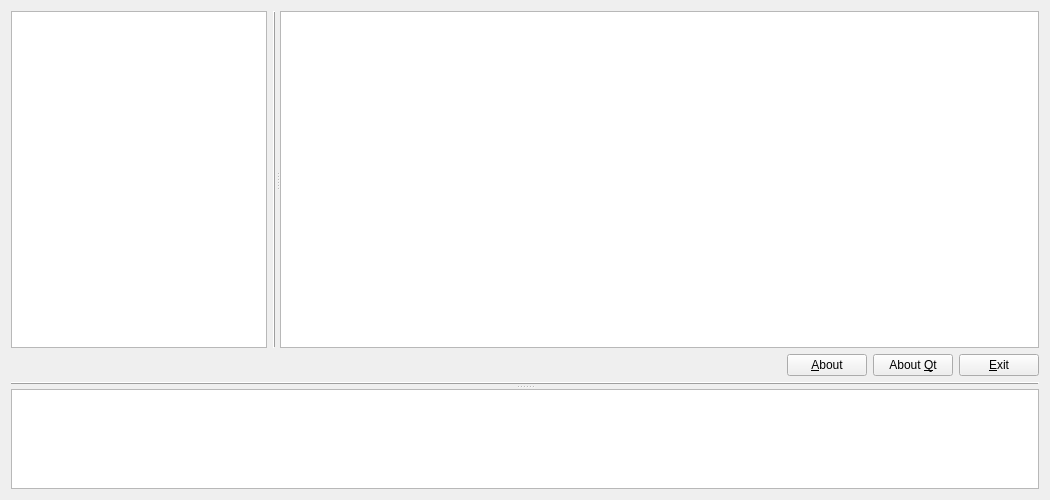
First picture: the form in main_window.ui, repository olgerd27/files_informer, before the edit.
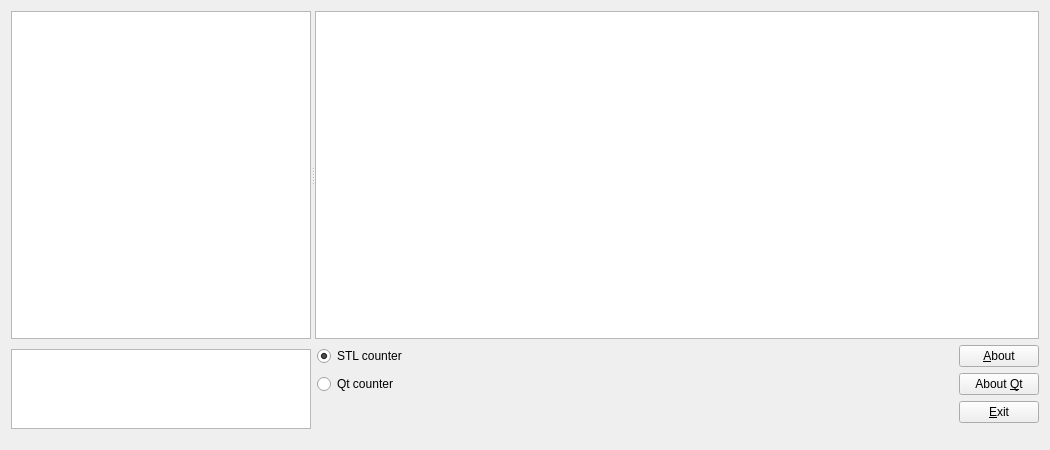
Second picture: the form after the edit. Custom widgets are drawn as their Qt base class.

Commit message: Add radio buttons for checking a method of counting lines. Improve the UI - replace some widgets and make more expected widgets behaviour when the window resized by user.

The edit to the form file:
```diff
--- a/main_window.ui
+++ b/main_window.ui
@@ -7,42 +7,44 @@
     <x>0</x>
     <y>0</y>
     <width>1050</width>
-    <height>500</height>
+    <height>450</height>
    </rect>
   </property>
+  <property name="sizePolicy">
+   <sizepolicy hsizetype="Preferred" vsizetype="Expanding">
+    <horstretch>0</horstretch>
+    <verstretch>0</verstretch>
+   </sizepolicy>
+  </property>
   <property name="windowTitle">
    <string>File Informer</string>
   </property>
   <property name="locale">
    <locale language="Russian" country="Ukraine"/>
   </property>
-  <layout class="QVBoxLayout" name="verticalLayout_4">
-   <item>
-    <widget class="QSplitter" name="splitter_2">
-     <property name="orientation">
-      <enum>Qt::Vertical</enum>
-     </property>
-     <widget class="QWidget" name="layoutWidget">
-      <layout class="QVBoxLayout" name="verticalLayout_3">
-       <item>
+  <layout class="QGridLayout" name="gridLayout_2">
+   <item row="0" column="0" colspan="2">
         <widget class="QSplitter" name="splitter">
+     <property name="minimumSize">
+      <size>
+       <width>800</width>
+       <height>0</height>
+      </size>
+     </property>
          <property name="orientation">
           <enum>Qt::Horizontal</enum>
          </property>
-         <widget class="QWidget" name="layoutWidget">
-          <layout class="QHBoxLayout" name="horizontalLayout">
-           <item>
             <widget class="DirTree" name="m_leftTreeDirs">
              <property name="sizePolicy">
-              <sizepolicy hsizetype="Expanding" vsizetype="Expanding">
+       <sizepolicy hsizetype="Fixed" vsizetype="Expanding">
                <horstretch>0</horstretch>
-               <verstretch>0</verstretch>
+        <verstretch>1</verstretch>
               </sizepolicy>
              </property>
              <property name="minimumSize">
               <size>
-               <width>200</width>
-               <height>0</height>
+        <width>300</width>
+        <height>200</height>
               </size>
              </property>
              <property name="sizeAdjustPolicy">
@@ -52,30 +54,17 @@
               <bool>false</bool>
              </attribute>
             </widget>
-           </item>
-           <item>
-            <widget class="Line" name="line">
-             <property name="frameShadow">
-              <enum>QFrame::Raised</enum>
-             </property>
-             <property name="orientation">
-              <enum>Qt::Vertical</enum>
-             </property>
-            </widget>
-           </item>
-          </layout>
-         </widget>
          <widget class="QTableView" name="m_rightTableInfo">
           <property name="sizePolicy">
-           <sizepolicy hsizetype="Preferred" vsizetype="Expanding">
+       <sizepolicy hsizetype="Expanding" vsizetype="Expanding">
             <horstretch>1</horstretch>
-            <verstretch>0</verstretch>
+        <verstretch>1</verstretch>
            </sizepolicy>
           </property>
           <property name="minimumSize">
            <size>
-            <width>300</width>
-            <height>0</height>
+        <width>600</width>
+        <height>200</height>
            </size>
           </property>
           <property name="sizeAdjustPolicy">
@@ -105,71 +94,140 @@
          </widget>
         </widget>
        </item>
+   <item row="1" column="0">
+    <layout class="QVBoxLayout" name="verticalLayout">
        <item>
-        <layout class="QHBoxLayout" name="m_cmdlLayout">
+      <widget class="QListView" name="m_bottomListSummary">
+       <property name="sizePolicy">
+        <sizepolicy hsizetype="Fixed" vsizetype="Fixed">
+         <horstretch>0</horstretch>
+         <verstretch>0</verstretch>
+        </sizepolicy>
+       </property>
+       <property name="minimumSize">
+        <size>
+         <width>300</width>
+         <height>80</height>
+        </size>
+       </property>
+       <property name="maximumSize">
+        <size>
+         <width>300</width>
+         <height>80</height>
+        </size>
+       </property>
+      </widget>
+     </item>
          <item>
-          <spacer name="m_cmdSpacer">
+      <spacer name="verticalSpacer">
            <property name="orientation">
-            <enum>Qt::Horizontal</enum>
-           </property>
+        <enum>Qt::Vertical</enum>
+       </property>
+       <property name="sizeType">
+        <enum>QSizePolicy::Fixed</enum>
+       </property>
            <property name="sizeHint" stdset="0">
             <size>
-             <width>40</width>
-             <height>20</height>
+         <width>20</width>
+         <height>6</height>
             </size>
            </property>
           </spacer>
          </item>
-         <item>
-          <widget class="QPushButton" name="m_cmdAbout">
+    </layout>
+   </item>
+   <item row="1" column="1">
+    <layout class="QGridLayout" name="gridLayout">
+     <item row="2" column="0" rowspan="2">
+      <spacer name="verticalSpacer_2">
+       <property name="orientation">
+        <enum>Qt::Vertical</enum>
+       </property>
+       <property name="sizeType">
+        <enum>QSizePolicy::Preferred</enum>
+       </property>
+       <property name="sizeHint" stdset="0">
+        <size>
+         <width>20</width>
+         <height>10</height>
+        </size>
+       </property>
+      </spacer>
+     </item>
+     <item row="1" column="0">
+      <widget class="QRadioButton" name="m_radioQtCounter">
+       <property name="toolTip">
+        <string>&lt;html&gt;&lt;head/&gt;&lt;body&gt;&lt;p&gt;Can &lt;span style=&quot; font-weight:600;&quot;&gt;operate cyrillic symbols&lt;/span&gt; in files path/name, but perform a &lt;span style=&quot; font-weight:600;&quot;&gt;more slowly&lt;/span&gt; lines counting&lt;/p&gt;&lt;/body&gt;&lt;/html&gt;</string>
+       </property>
            <property name="text">
-            <string>&amp;About</string>
+        <string>Qt counter</string>
            </property>
           </widget>
          </item>
-         <item>
+     <item row="0" column="0">
+      <widget class="QRadioButton" name="m_radioSTLCounter">
+       <property name="toolTip">
+        <string>&lt;html&gt;&lt;head/&gt;&lt;body&gt;&lt;p&gt;Perform a &lt;span style=&quot; font-weight:600;&quot;&gt;faster&lt;/span&gt; lines counting, but &lt;span style=&quot; font-weight:600;&quot;&gt;cannot operate cyrillic symbols&lt;/span&gt; in files path/name&lt;/p&gt;&lt;/body&gt;&lt;/html&gt;</string>
+       </property>
+       <property name="text">
+        <string>STL counter</string>
+       </property>
+       <property name="checked">
+        <bool>true</bool>
+       </property>
+      </widget>
+     </item>
+     <item row="3" column="2">
+      <spacer name="verticalSpacer_3">
+       <property name="orientation">
+        <enum>Qt::Vertical</enum>
+       </property>
+       <property name="sizeType">
+        <enum>QSizePolicy::Preferred</enum>
+       </property>
+       <property name="sizeHint" stdset="0">
+        <size>
+         <width>20</width>
+         <height>10</height>
+        </size>
+       </property>
+      </spacer>
+     </item>
+     <item row="1" column="2">
           <widget class="QPushButton" name="m_cmdAboutQt">
            <property name="text">
             <string>About &amp;Qt</string>
            </property>
           </widget>
          </item>
-         <item>
+     <item row="2" column="2">
           <widget class="QPushButton" name="m_cmdExit">
            <property name="text">
             <string>&amp;Exit</string>
            </property>
           </widget>
          </item>
-        </layout>
-       </item>
-       <item>
-        <widget class="Line" name="line_2">
-         <property name="frameShadow">
-          <enum>QFrame::Raised</enum>
-         </property>
+     <item row="0" column="2">
+      <widget class="QPushButton" name="m_cmdAbout">
+       <property name="text">
+        <string>&amp;About</string>
+       </property>
+      </widget>
+     </item>
+     <item row="1" column="1">
+      <spacer name="horizontalSpacer">
          <property name="orientation">
           <enum>Qt::Horizontal</enum>
          </property>
-        </widget>
-       </item>
-      </layout>
-     </widget>
-     <widget class="QListView" name="m_bottomListSummary">
-      <property name="sizePolicy">
-       <sizepolicy hsizetype="Expanding" vsizetype="Expanding">
-        <horstretch>0</horstretch>
-        <verstretch>0</verstretch>
-       </sizepolicy>
-      </property>
-      <property name="maximumSize">
+       <property name="sizeHint" stdset="0">
        <size>
-        <width>16777215</width>
-        <height>100</height>
-       </size>
-      </property>
-     </widget>
-    </widget>
+         <width>40</width>
+         <height>20</height>
+        </size>
+       </property>
+      </spacer>
+     </item>
+    </layout>
    </item>
   </layout>
  </widget>
```
Left out of the diff: 3 changed lines with no effect on the pictures. Lines whose indentation alone changed are shown as unchanged. The commit also changes 2 other files.
